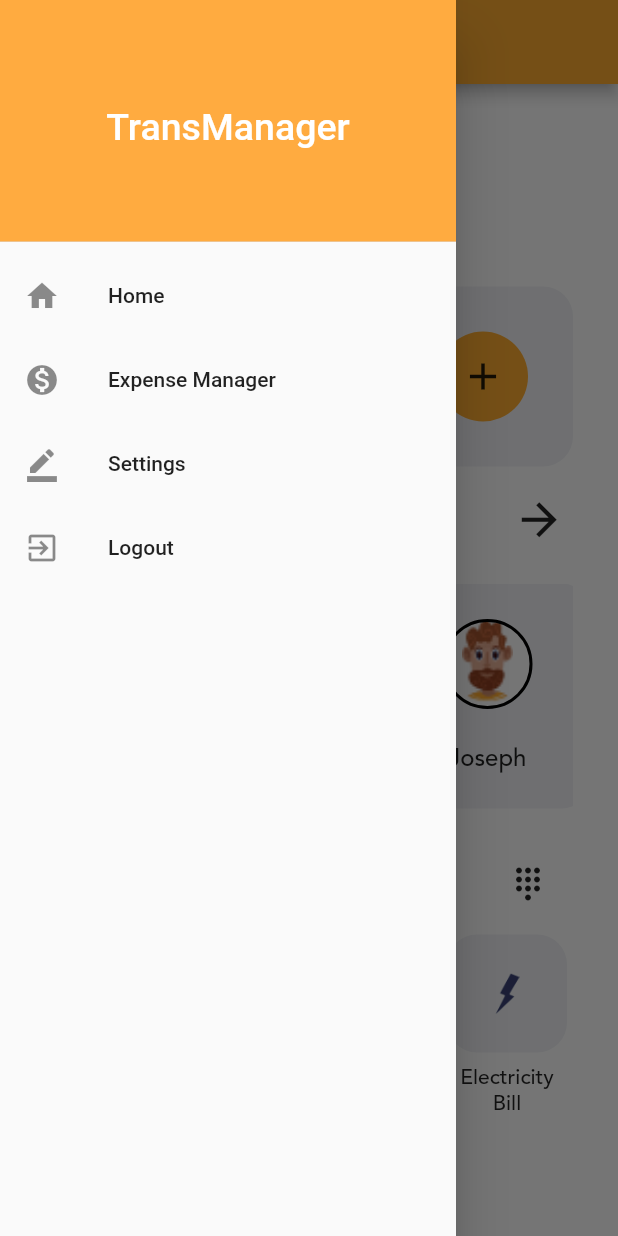
After one commit to vishwajeetvb/ewall, a Flutter app: the homePage screen opened by its route, with the side drawer open, on a phone screen of 412 x 824 dp. The commit adds this screen. Run offline on Flutter 3.47's test engine with Material 2 defaults, Android fonts, the phone set to English and light mode, and no system bars; our stand-ins replace firebase_auth, firebase_core, toast; missing offline and left inert: razorpay_flutter; accounts and stored records are empty; network calls fail.

Commit message:
Removed Circular Menu & Added Flat Menu Drawer

```diff
--- a/lib/main.dart
+++ b/lib/main.dart
@@ -1,6 +1,6 @@
 
 
-import 'package:ewall/screens/appScreen/home/HomeWithSideBar.dart';
+import 'package:ewall/screens/appScreen/home/HomePage.dart';
 import 'package:ewall/screens/appScreen/home/SendMoney.dart';
 import 'package:ewall/screens/appScreen/startingScreen/firstScreen.dart';
 import 'package:ewall/screens/auth/login_screen.dart';
@@ -23,6 +23,7 @@ Future<void> main() async {
 */
 
 class MyApp extends StatelessWidget {
+
   // This widget is the root of your application.
   @override
   Widget build(BuildContext context) {
@@ -33,8 +34,9 @@ class MyApp extends StatelessWidget {
         home: IntroScreen(),
         //These routes to set particular screen by calling their router Name
         routes: {
+          homePage.routeName : (context) => homePage(),
           LoginScreen.routeName : (context) => LoginScreen(),
-          HomeWithSideBar.routeName : (context) => HomeWithSideBar(),
+          SignupScreen.routeName : (context) => SignupScreen(),
 
         },
       );
--- a/lib/screens/appScreen/home/HomePage.dart
+++ b/lib/screens/appScreen/home/HomePage.dart
@@ -1,5 +1,6 @@
 
 import 'package:ewall/screens/appScreen/home/SendMoney.dart';
+import 'package:ewall/screens/appScreen/sideMenu.dart';
 import 'package:flutter/cupertino.dart';
 import 'package:flutter/material.dart';
 
@@ -26,9 +27,17 @@ class _homePageState extends State<homePage> {
   Widget build(BuildContext context) {
     //This Scaffold for next screen after clicking on sign in
     return Scaffold(
+      drawer: SideDrawer(),
+      appBar: AppBar(
+        title: Text('TransManager'),
+        backgroundColor: Color(0xffffac30),
+      ),
       //This will set screen full white
       backgroundColor: Colors.white,
-      body: Container(
+      body: SingleChildScrollView(
+        scrollDirection: Axis.vertical,
+        child: Container(
+          height: MediaQuery.of(context).size.height*1,
           padding: EdgeInsets.all(30),
           child: Column(
             crossAxisAlignment: CrossAxisAlignment.start,
@@ -50,7 +59,7 @@ class _homePageState extends State<homePage> {
                       ),
                       SizedBox(width: 5,),
                       //This Text will display eWall
-                    Text("eWall",style: TextStyle(
+                      Text("TransManager",style: TextStyle(
                         color: Colors.black,
                         fontFamily: 'ubuntu',
                         fontSize: 25
@@ -194,6 +203,7 @@ class _homePageState extends State<homePage> {
                 ],
           ),
         ),
+      ),
     );
   }
 
--- /dev/null
+++ b/lib/screens/appScreen/sideMenu.dart
@@ -0,0 +1,59 @@
+import 'package:flutter/material.dart';
+import 'package:firebase_auth/firebase_auth.dart';
+import 'home/HomePage.dart';
+
+class SideDrawer extends StatefulWidget {
+  const SideDrawer({Key key}) : super(key: key);
+
+  @override
+  _SideDrawerState createState() => _SideDrawerState();
+}
+
+class _SideDrawerState extends State<SideDrawer> {
+
+  void _logout() async{
+    await FirebaseAuth.instance.signOut();
+  }
+
+  @override
+  Widget build(BuildContext context) {
+    return Drawer(
+      child: Column(
+        children: <Widget>[
+          DrawerHeader(
+            child: Center(
+              child: Text(
+                'TransManager',
+                textAlign: TextAlign.center,
+                style: TextStyle(color: Colors.white, fontSize: 25),
+              ),
+            ),
+            decoration: BoxDecoration(
+              color: Colors.orangeAccent,
+            ),
+          ),
+          ListTile(
+            leading: Icon(Icons.home),
+            title: Text('Home'),
+            onTap: () => {},
+          ),
+          ListTile(
+            leading: Icon(Icons.monetization_on_sharp),
+            title: Text('Expense Manager'),
+            onTap: () => {Navigator.push(context, MaterialPageRoute(builder: (BuildContext context) => homePage()))},
+          ),
+          ListTile(
+            leading: Icon(Icons.border_color),
+            title: Text('Settings'),
+            onTap: () => {Navigator.of(context).pop()},
+          ),
+          ListTile(
+            leading: Icon(Icons.exit_to_app),
+            title: Text('Logout'),
+            onTap: () => {_logout()},
+          ),
+        ],
+      ),
+    );
+  }
+}
--- a/pubspec.yaml
+++ b/pubspec.yaml
@@ -34,6 +34,8 @@ dev_dependencies:
     sdk: flutter
   firebase_core: ^1.1.0
   firebase_auth: ^1.1.3
+  razorpay_flutter: ^1.2.1
+  toast: ^0.1.5
 
 
 # For information on the generic Dart part of this file, see the
```
Also changed, not shown: lib/screens/appScreen/home/HomeWithSideBar.dart (deleted, +0 -282 lines), lib/screens/appScreen/home/SendMoney.dart (+81 -3 lines), lib/screens/appScreen/startingScreen/firstScreen.dart (+24 -5 lines), lib/screens/auth/login_screen.dart (+22 -6 lines), lib/screens/auth/signup_screen.dart (+45 -4 lines), pubspec.lock. Lines whose indentation alone changed are shown as unchanged.
